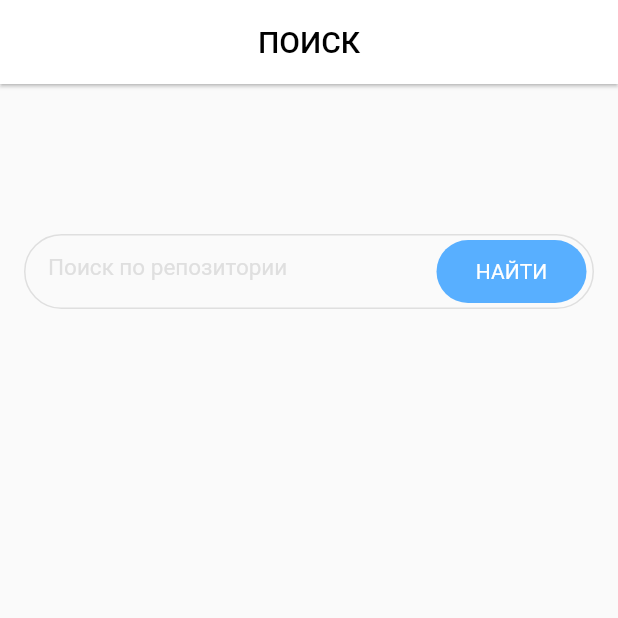
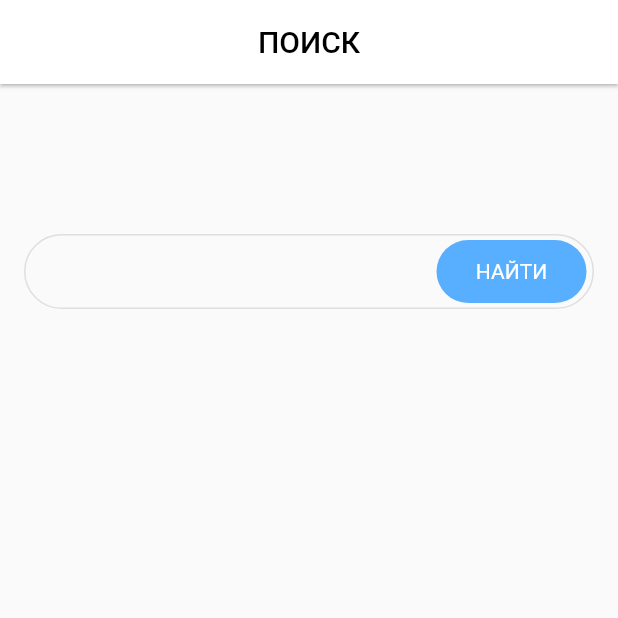
Before and after one commit to Xudargan7172/github_search, a Flutter app: the screen it shows after launch, on a phone screen of 412 x 824 dp, the top half of it. Run offline on Flutter 3.47's test engine with Material 2 defaults, Android fonts, the phone set to English and light mode, and no system bars; our stand-ins replace bloc, flutter_bloc.

Commit message:
hintText закоментировал

```diff
--- a/lib/ui/home/home_screen.dart
+++ b/lib/ui/home/home_screen.dart
@@ -49,7 +49,7 @@ class HomeScreen extends StatelessWidget {
                         fontWeight: FontWeight.w400,
                         color: Color(0xFFDFDFDF),
                       ),
-                      hintText: 'Поиск по репозитории',
+                      // hintText: 'Поиск репозитории',
                     ),
                   ),
                 ),
```
